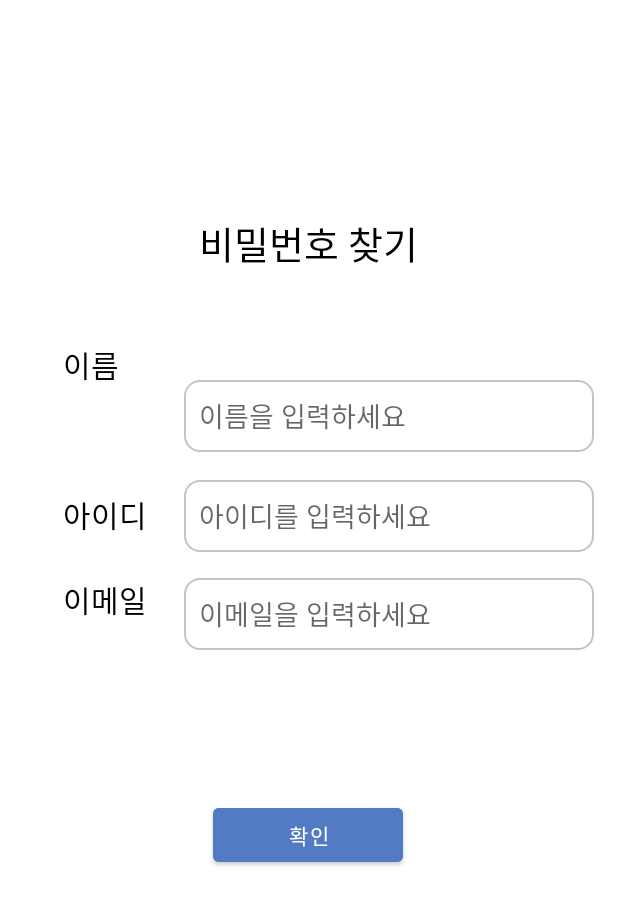
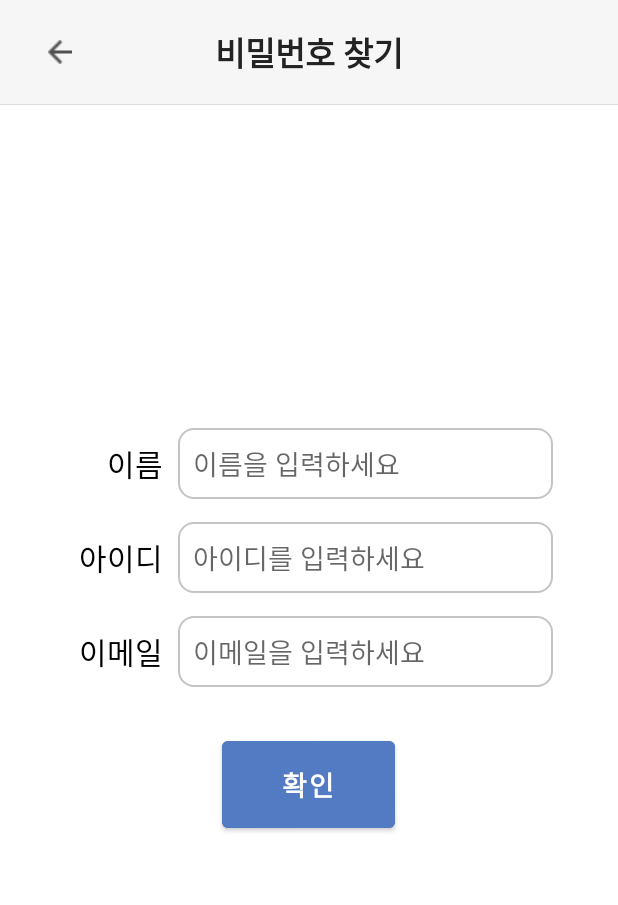
Before and after one commit to nohorang-horangteam/SuryongFootprint-Android, an Android app: the FindPasswordActivity screen opened directly, with no data from a screen before it, on a phone screen of 412 x 824 dp. Shown: the top 905 px of the screen. Run offline under Robolectric (Android 15) with nearby library versions, the phone set to English and light mode, and no system bars.

Commit message:
[ADD] 레이아웃 보완

```diff
--- a/app/src/main/res/layout/activity_find_password.xml
+++ b/app/src/main/res/layout/activity_find_password.xml
@@ -2,157 +2,170 @@
 <androidx.constraintlayout.widget.ConstraintLayout xmlns:android="http://schemas.android.com/apk/res/android"
     xmlns:app="http://schemas.android.com/apk/res-auto"
     xmlns:tools="http://schemas.android.com/tools"
+    android:id="@+id/layout"
     android:layout_width="match_parent"
     android:layout_height="match_parent"
-    tools:context=".FindPasswordActivity">
+    tools:context=".FindIdActivity">
 
-    <ScrollView
-        android:layout_width="match_parent"
-        android:layout_height="match_parent"
-        app:layout_constraintEnd_toEndOf="parent">
+    <androidx.appcompat.widget.Toolbar
+        android:id="@+id/toolbar"
+        android:layout_width="0dp"
+        android:layout_height="70dp"
+        android:background="@drawable/toolbar_edge"
+        android:minHeight="?attr/actionBarSize"
+        android:theme="@style/ThemeOverlay.AppCompat.Dark.ActionBar"
+        app:layout_constraintEnd_toEndOf="parent"
+        app:layout_constraintStart_toStartOf="parent"
+        app:layout_constraintTop_toTopOf="parent">
+
+        <ImageButton
+            android:id="@+id/backBtn"
+            android:layout_width="wrap_content"
+            android:layout_height="wrap_content"
+            android:layout_gravity="center_vertical"
+            android:background="#00FFFFFF"
+            android:minWidth="48dp"
+            android:minHeight="48dp"
+            app:srcCompat="@drawable/back_icon"
+            tools:ignore="SpeakableTextPresentCheck"
+            tools:layout_editor_absoluteX="16dp"
+            tools:layout_editor_absoluteY="18dp" />
+
+        <TextView
+            android:id="@+id/toolbarTitle"
+            android:layout_width="wrap_content"
+            android:layout_height="wrap_content"
+            android:layout_gravity="center"
+            android:gravity="center"
+            android:text="비밀번호 찾기"
+            android:textColor="#222222"
+            android:textSize="22sp"
+            android:textStyle="bold"
+            tools:layout_editor_absoluteX="177dp"
+            tools:layout_editor_absoluteY="20dp" />
+    </androidx.appcompat.widget.Toolbar>
 
     <LinearLayout
+        android:id="@+id/linear"
+        android:layout_width="0dp"
+        android:layout_height="0dp"
+        android:gravity="center"
+        android:orientation="vertical"
+        app:layout_constraintBottom_toBottomOf="parent"
+        app:layout_constraintEnd_toEndOf="parent"
+        app:layout_constraintStart_toStartOf="parent"
+        app:layout_constraintTop_toBottomOf="@+id/toolbar">
+
+        <ImageView
+            android:id="@+id/findPwdIcon"
+            android:layout_width="wrap_content"
+            android:layout_height="wrap_content"
+            android:layout_marginBottom="30dp"
+            tools:srcCompat="@drawable/footprint_grey_icon" />
+
+        <LinearLayout
+            android:id="@+id/findPwdNameLinear"
             android:layout_width="match_parent"
             android:layout_height="wrap_content"
-            android:orientation="vertical">
-
-            <androidx.constraintlayout.widget.ConstraintLayout
-                android:layout_width="match_parent"
-                android:layout_height="match_parent">
-
-                <ImageView
-                    android:id="@+id/imageView4"
-                    android:layout_width="wrap_content"
-                    android:layout_height="wrap_content"
-                    app:layout_constraintBottom_toBottomOf="@+id/button13"
-                    app:layout_constraintEnd_toEndOf="parent"
-                    app:layout_constraintStart_toStartOf="parent"
-                    app:layout_constraintTop_toTopOf="parent"
-                    app:layout_constraintVertical_bias="0.200"
-                    tools:srcCompat="@drawable/footprint_grey_icon" />
+            android:layout_marginBottom="15dp"
+            android:gravity="center"
+            android:orientation="horizontal">
 
             <TextView
-                    android:id="@+id/textView30"
-                    android:layout_width="wrap_content"
+                android:id="@+id/findPwdNameText"
+                android:layout_width="65dp"
                 android:layout_height="wrap_content"
-                    android:text="비밀번호 찾기"
+                android:layout_marginRight="10dp"
+                android:text="이름"
+                android:textAlignment="viewEnd"
                 android:textColor="#000000"
-                    android:textSize="25sp"
-                    app:layout_constraintBottom_toBottomOf="@+id/button13"
-                    app:layout_constraintEnd_toEndOf="parent"
-                    app:layout_constraintHorizontal_bias="0.498"
-                    app:layout_constraintStart_toStartOf="parent"
-                    app:layout_constraintTop_toBottomOf="@+id/imageView4"
-                    app:layout_constraintVertical_bias="0.062" />
-
-                <TextView
-                    android:id="@+id/textView35"
-                    android:layout_width="wrap_content"
-                    android:layout_height="wrap_content"
-                    android:text="이름"
-                    android:textColor="#000000"
-                    android:textSize="20sp"
-                    app:layout_constraintBottom_toBottomOf="parent"
-                    app:layout_constraintEnd_toEndOf="parent"
-                    app:layout_constraintHorizontal_bias="0.112"
-                    app:layout_constraintStart_toStartOf="parent"
-                    app:layout_constraintTop_toBottomOf="@+id/textView30"
-                    app:layout_constraintVertical_bias="0.126" />
+                android:textSize="20sp" />
 
             <EditText
-                    android:id="@+id/editTextTextPassword4"
-                    android:layout_width="273dp"
-                    android:layout_height="48dp"
-                    android:layout_marginTop="253dp"
-                    android:layout_marginBottom="231dp"
+                android:id="@+id/findPwdNameEdit"
+                android:layout_width="250dp"
+                android:layout_height="wrap_content"
                 android:background="@drawable/border"
                 android:ems="10"
                 android:hint="이름을 입력하세요"
                 android:inputType="text"
                 android:padding="10dp"
-                    app:layout_constraintBottom_toTopOf="@+id/button13"
-                    app:layout_constraintEnd_toEndOf="parent"
-                    app:layout_constraintHorizontal_bias="0.884"
-                    app:layout_constraintStart_toStartOf="parent"
-                    app:layout_constraintTop_toTopOf="parent"
-                    app:layout_constraintVertical_bias="0.094" />
+                tools:ignore="TouchTargetSizeCheck" />
+        </LinearLayout>
+
+        <LinearLayout
+            android:id="@+id/findPwdIdLinear"
+            android:layout_width="match_parent"
+            android:layout_height="wrap_content"
+            android:layout_marginBottom="15dp"
+            android:gravity="center"
+            android:orientation="horizontal">
 
             <TextView
-                    android:id="@+id/textView34"
-                    android:layout_width="wrap_content"
+                android:id="@+id/findPwdIdText"
+                android:layout_width="65dp"
                 android:layout_height="wrap_content"
+                android:layout_marginRight="10dp"
                 android:text="아이디"
+                android:textAlignment="viewEnd"
                 android:textColor="#000000"
-                    android:textSize="20sp"
-                    app:layout_constraintBottom_toBottomOf="parent"
-                    app:layout_constraintEnd_toEndOf="parent"
-                    app:layout_constraintHorizontal_bias="0.118"
-                    app:layout_constraintStart_toStartOf="parent"
-                    app:layout_constraintTop_toBottomOf="@+id/editTextTextPassword4"
-                    app:layout_constraintVertical_bias="0.107" />
+                android:textSize="20sp" />
 
             <EditText
-                    android:id="@+id/editTextTextPersonName12"
-                    android:layout_width="273dp"
-                    android:layout_height="48dp"
+                android:id="@+id/findPwdIdEdit"
+                android:layout_width="250dp"
+                android:layout_height="wrap_content"
                 android:background="@drawable/border"
                 android:ems="10"
                 android:hint="아이디를 입력하세요"
-                    android:inputType="text"
+                android:inputType="textEmailAddress"
                 android:padding="10dp"
-                    app:layout_constraintBottom_toBottomOf="@+id/button13"
-                    app:layout_constraintEnd_toEndOf="parent"
-                    app:layout_constraintHorizontal_bias="0.884"
-                    app:layout_constraintStart_toStartOf="parent"
-                    app:layout_constraintTop_toBottomOf="@+id/editTextTextPassword4"
-                    app:layout_constraintVertical_bias="0.081" />
+                tools:ignore="TouchTargetSizeCheck" />
+        </LinearLayout>
+
+        <LinearLayout
+            android:id="@+id/findPwdEmailLinear"
+            android:layout_width="match_parent"
+            android:layout_height="wrap_content"
+            android:layout_marginBottom="30dp"
+            android:gravity="center"
+            android:orientation="horizontal">
 
             <TextView
-                    android:id="@+id/textView36"
-                    android:layout_width="wrap_content"
+                android:id="@+id/findPwdEmailText"
+                android:layout_width="65dp"
                 android:layout_height="wrap_content"
+                android:layout_marginRight="10dp"
                 android:text="이메일"
+                android:textAlignment="viewEnd"
                 android:textColor="#000000"
-                    android:textSize="20sp"
-                    app:layout_constraintBottom_toBottomOf="@+id/button13"
-                    app:layout_constraintEnd_toEndOf="parent"
-                    app:layout_constraintHorizontal_bias="0.118"
-                    app:layout_constraintStart_toStartOf="parent"
-                    app:layout_constraintTop_toBottomOf="@+id/editTextTextPersonName12"
-                    app:layout_constraintVertical_bias="0.09" />
+                android:textSize="20sp" />
 
             <EditText
-                    android:id="@+id/editTextTextPersonName13"
-                    android:layout_width="273dp"
-                    android:layout_height="48dp"
+                android:id="@+id/findPwdEmailEdit"
+                android:layout_width="250dp"
+                android:layout_height="wrap_content"
                 android:background="@drawable/border"
                 android:ems="10"
                 android:hint="이메일을 입력하세요"
                 android:inputType="textEmailAddress"
                 android:padding="10dp"
-                    app:layout_constraintBottom_toBottomOf="@+id/button13"
-                    app:layout_constraintEnd_toEndOf="parent"
-                    app:layout_constraintHorizontal_bias="0.884"
-                    app:layout_constraintStart_toStartOf="parent"
-                    app:layout_constraintTop_toBottomOf="@+id/editTextTextPersonName12"
-                    app:layout_constraintVertical_bias="0.103" />
+                tools:ignore="TouchTargetSizeCheck" />
+        </LinearLayout>
 
         <Button
-                    android:id="@+id/button13"
+            android:id="@+id/findPwdConfirmBtn"
             android:layout_width="wrap_content"
             android:layout_height="wrap_content"
+            android:layout_marginBottom="80dp"
             android:backgroundTint="@color/main_blue"
-                    android:paddingStart="50dp"
-                    android:paddingEnd="50dp"
+            android:paddingStart="40dp"
+            android:paddingTop="15dp"
+            android:paddingEnd="40dp"
+            android:paddingBottom="15dp"
             android:text="확인"
-                    app:layout_constraintBottom_toBottomOf="parent"
-                    app:layout_constraintEnd_toEndOf="parent"
-                    app:layout_constraintHorizontal_bias="0.498"
-                    app:layout_constraintStart_toStartOf="parent"
-                    app:layout_constraintTop_toBottomOf="@+id/editTextTextPassword4" />
+            android:textSize="18sp"
+            android:textStyle="bold" />
+    </LinearLayout>
 
 </androidx.constraintlayout.widget.ConstraintLayout>
-        </LinearLayout>
-    </ScrollView>
-
-</androidx.constraintlayout.widget.ConstraintLayout>
```
Also changed, not shown: app/src/main/res/layout/activity_find_id.xml (+123 -90 lines). Lines whose indentation alone changed are shown as unchanged.
